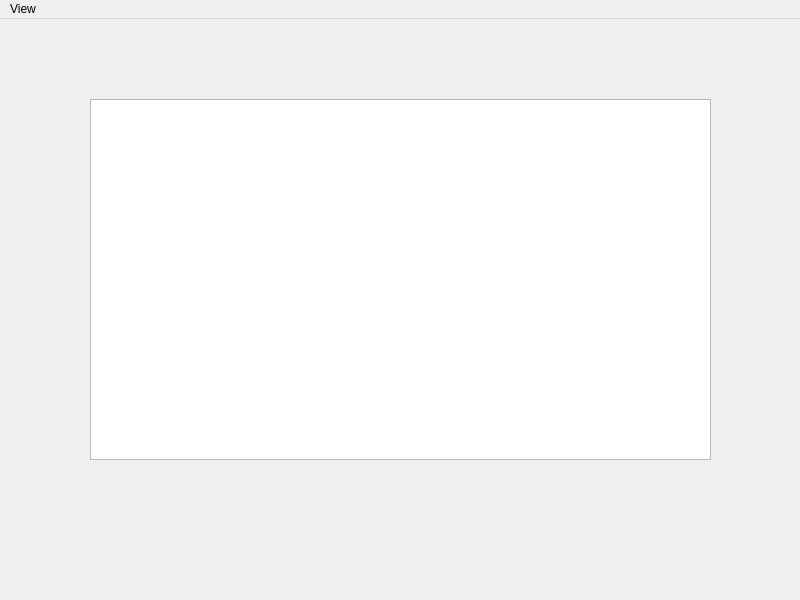
First picture: the form in mainwindow.ui, repository ConorCallanan2003/ZorkCPP, before the edit.
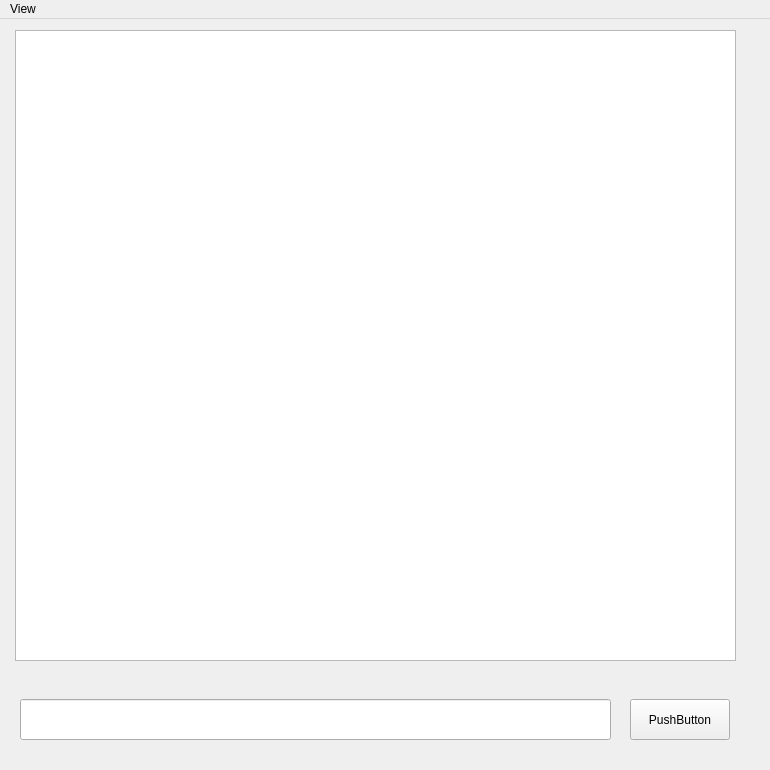
Second picture: the form after the edit.

Commit message: added more resources. created a level class to hold data related to the current level

```diff
--- a/mainwindow.ui
+++ b/mainwindow.ui
@@ -6,31 +6,54 @@
    <rect>
     <x>0</x>
     <y>0</y>
-    <width>800</width>
-    <height>600</height>
+    <width>770</width>
+    <height>770</height>
    </rect>
   </property>
   <property name="windowTitle">
    <string>MainWindow</string>
   </property>
   <widget class="QWidget" name="centralwidget">
-   <widget class="QTextEdit" name="textEdit">
+   <widget class="QTextBrowser" name="textBrowser">
     <property name="geometry">
      <rect>
-      <x>90</x>
-      <y>80</y>
-      <width>621</width>
-      <height>361</height>
+      <x>15</x>
+      <y>11</y>
+      <width>721</width>
+      <height>631</height>
      </rect>
     </property>
    </widget>
+   <widget class="QLineEdit" name="lineEdit">
+    <property name="geometry">
+     <rect>
+      <x>20</x>
+      <y>680</y>
+      <width>591</width>
+      <height>41</height>
+     </rect>
+    </property>
+   </widget>
+   <widget class="QPushButton" name="pushButton">
+    <property name="geometry">
+     <rect>
+      <x>630</x>
+      <y>680</y>
+      <width>100</width>
+      <height>41</height>
+     </rect>
+    </property>
+    <property name="text">
+     <string>PushButton</string>
+    </property>
+   </widget>
   </widget>
   <widget class="QMenuBar" name="menubar">
    <property name="geometry">
     <rect>
      <x>0</x>
      <y>0</y>
-     <width>800</width>
+     <width>770</width>
      <height>24</height>
     </rect>
    </property>
```
The commit also changes 18 other files.
